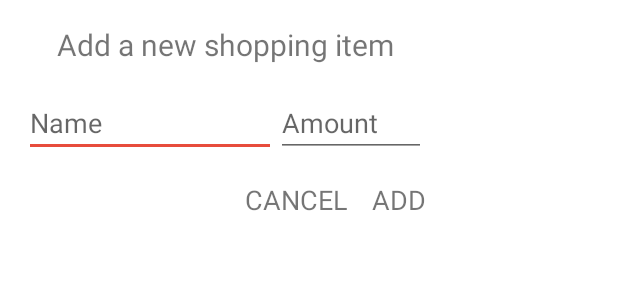
After one commit to gulten27/ShoppingList, an Android app: the layout dialog_add_shopping_item.xml on its own in the app's theme, with its tools: preview values and no code run, on a phone screen of 412 x 824 dp. The commit adds this screen. Shown: the top 300 px of the screen. Run offline under Robolectric (Android 15) with nearby library versions, the phone set to English and light mode, and no system bars.

Commit message:
added custom dialog

```diff
--- /dev/null
+++ b/app/src/main/res/layout/dialog_add_shopping_item.xml
@@ -0,0 +1,62 @@
+<?xml version="1.0" encoding="utf-8"?>
+<androidx.constraintlayout.widget.ConstraintLayout xmlns:android="http://schemas.android.com/apk/res/android"
+    xmlns:app="http://schemas.android.com/apk/res-auto"
+    xmlns:tools="http://schemas.android.com/tools"
+    android:padding="16dp"
+    android:layout_width="300dp"
+    android:layout_height="wrap_content">
+
+    <TextView
+        android:id="@+id/tvTitle"
+        android:layout_width="wrap_content"
+        android:layout_height="wrap_content"
+        android:text="Add a new shopping item"
+        android:textSize="20sp"
+        app:layout_constraintEnd_toEndOf="parent"
+        app:layout_constraintStart_toStartOf="parent"
+        app:layout_constraintTop_toTopOf="parent" />
+
+    <EditText
+        android:id="@+id/etName"
+        android:layout_width="0dp"
+        android:layout_height="wrap_content"
+        android:layout_marginTop="16dp"
+        android:ems="10"
+        android:inputType="text"
+        android:hint="Name"
+        app:layout_constraintEnd_toStartOf="@+id/etAmount"
+        app:layout_constraintStart_toStartOf="parent"
+        app:layout_constraintTop_toBottomOf="@+id/tvTitle" />
+
+    <EditText
+        android:id="@+id/etAmount"
+        android:layout_width="100dp"
+        android:layout_height="wrap_content"
+        android:layout_marginTop="16dp"
+        android:ems="10"
+        android:inputType="number"
+        android:hint="Amount"
+        app:layout_constraintEnd_toEndOf="parent"
+        app:layout_constraintTop_toBottomOf="@+id/tvTitle" />
+
+    <TextView
+        android:id="@+id/tvCancel"
+        android:layout_width="wrap_content"
+        android:layout_height="wrap_content"
+        android:layout_marginTop="16dp"
+        android:layout_marginEnd="16dp"
+        android:text="CANCEL"
+        android:textSize="18sp"
+        app:layout_constraintEnd_toStartOf="@+id/tvAdd"
+        app:layout_constraintTop_toBottomOf="@+id/etAmount" />
+
+    <TextView
+        android:id="@+id/tvAdd"
+        android:layout_width="wrap_content"
+        android:layout_height="wrap_content"
+        android:layout_marginTop="16dp"
+        android:text="ADD"
+        android:textSize="18sp"
+        app:layout_constraintEnd_toEndOf="parent"
+        app:layout_constraintTop_toBottomOf="@+id/etAmount" />
+</androidx.constraintlayout.widget.ConstraintLayout>
--- a/app/src/main/res/values-night/themes.xml
+++ b/app/src/main/res/values-night/themes.xml
@@ -6,8 +6,8 @@
         <item name="colorPrimaryVariant">@color/purple_700</item>
         <item name="colorOnPrimary">@color/black</item>
         <!-- Secondary brand color. -->
-        <item name="colorSecondary">@color/teal_200</item>
-        <item name="colorSecondaryVariant">@color/teal_200</item>
+        <item name="colorSecondary">@color/red</item>
+        <item name="colorSecondaryVariant">@color/red</item>
         <item name="colorOnSecondary">@color/black</item>
         <!-- Status bar color. -->
         <item name="android:statusBarColor" tools:targetApi="l">?attr/colorPrimaryVariant</item>
--- a/app/src/main/res/values/colors.xml
+++ b/app/src/main/res/values/colors.xml
@@ -7,4 +7,5 @@
     <color name="teal_700">#FF018786</color>
     <color name="black">#FF000000</color>
     <color name="white">#FFFFFFFF</color>
+    <color name="red">#E74C3C</color>
 </resources>
--- a/app/src/main/res/values/themes.xml
+++ b/app/src/main/res/values/themes.xml
@@ -6,7 +6,7 @@
         <item name="colorPrimaryVariant">@color/purple_700</item>
         <item name="colorOnPrimary">@color/white</item>
         <!-- Secondary brand color. -->
-        <item name="colorSecondary">@color/teal_200</item>
+        <item name="colorSecondary">@color/red</item>
         <item name="colorSecondaryVariant">@color/teal_700</item>
         <item name="colorOnSecondary">@color/black</item>
         <!-- Status bar color. -->
```
Also changed, not shown: app/src/main/java/com/gultendogan/shoppinglist/ui/ShoppingActivity.kt (+26 -0 lines), app/src/main/java/com/gultendogan/shoppinglist/ui/shoppinglist/AddDialogListener.kt (added, +8 -0 lines), app/src/main/java/com/gultendogan/shoppinglist/ui/shoppinglist/AddShoppingItemDialog.kt (added, +35 -0 lines), app/src/main/res/drawable-anydpi/ic_add.xml (added, +11 -0 lines), app/src/main/res/layout/activity_shopping.xml (+14 -4 lines), app/src/main/res/drawable-hdpi/ic_add.png (added), app/src/main/res/drawable-mdpi/ic_add.png (added), app/src/main/res/drawable-xhdpi/ic_add.png (added), app/src/main/res/drawable-xxhdpi/ic_add.png (added).
